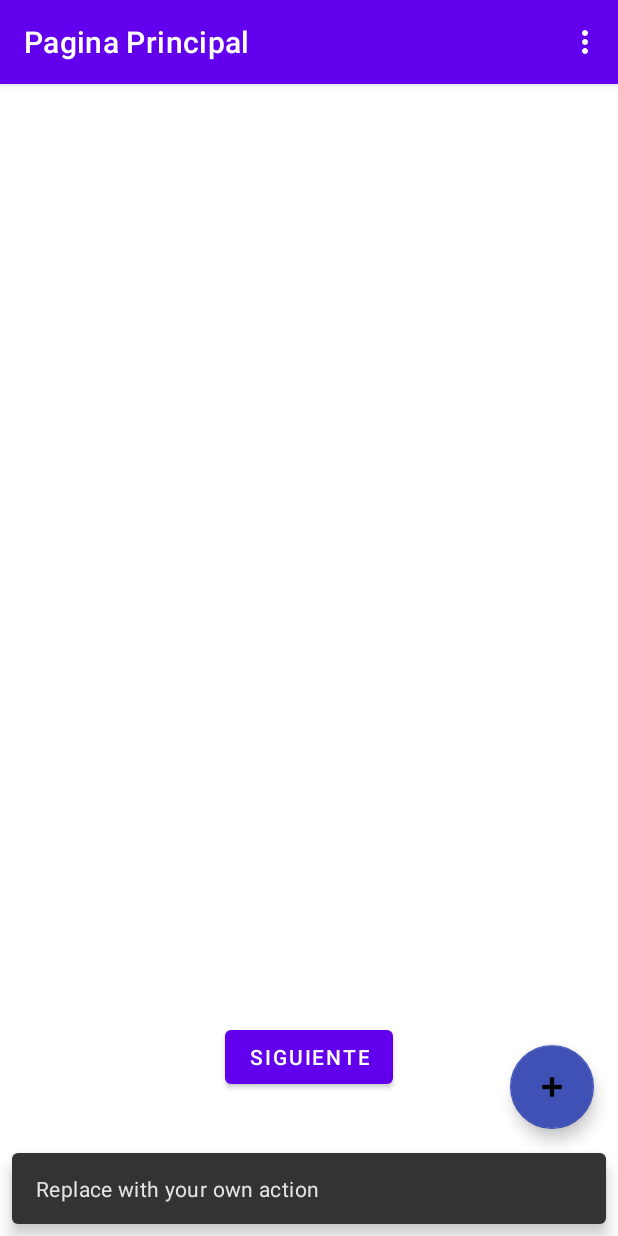
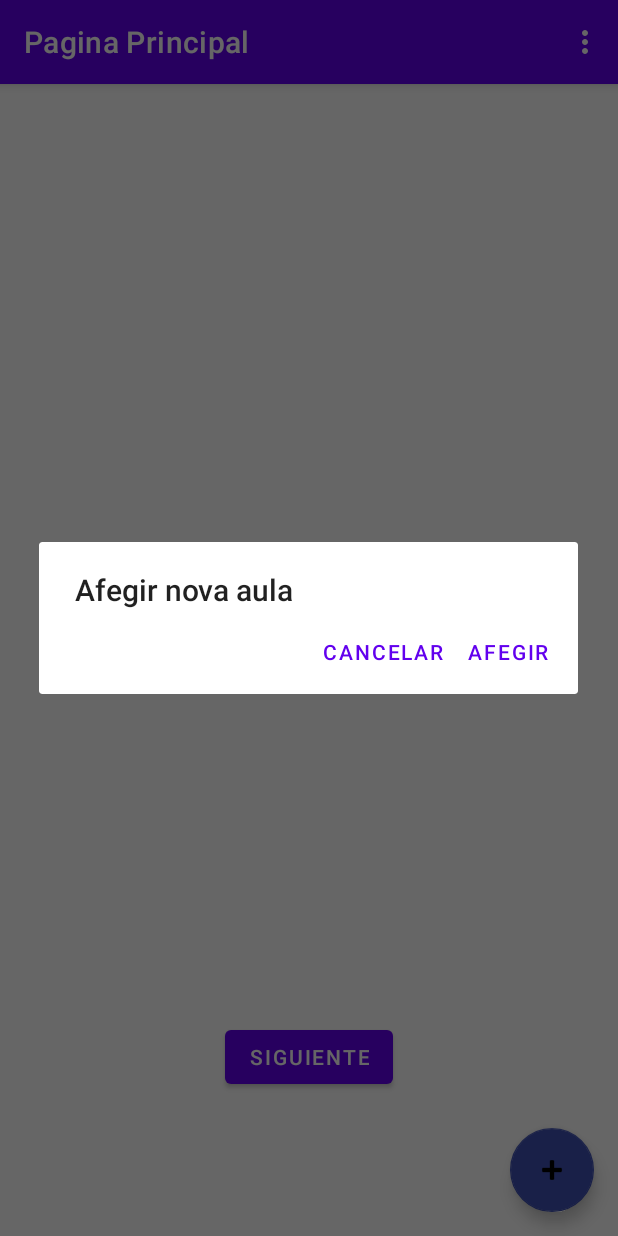
Before and after one commit to a22samgarhur/Projecto2Android, an Android app: the homeActivity screen opened directly, with no data from a screen before it, after a tap on an icon or button, on a phone screen of 412 x 824 dp. Run offline under Robolectric (Android 15) with nearby library versions, the light colour scheme and no system bars; our stand-ins replace navigation-ui; network calls fail; 1 statement that could not run was skipped.

Commit message:
Creado dialog basico para nueva aula

```diff
--- /dev/null
+++ b/app/src/main/java/com/example/projecto2matesandroid/DialogNuevaAula.java
@@ -0,0 +1,30 @@
+package com.example.projecto2matesandroid;
+
+import android.app.AlertDialog;
+import android.app.Dialog;
+import android.content.DialogInterface;
+import android.os.Bundle;
+
+import androidx.fragment.app.DialogFragment;
+
+public class DialogNuevaAula extends DialogFragment {
+
+    @Override
+    public Dialog onCreateDialog(Bundle savedInstanceState) {
+        // Use the Builder class for convenient dialog construction
+        AlertDialog.Builder builder = new AlertDialog.Builder(getActivity());
+        builder.setTitle(R.string.Nova_aula)
+                .setPositiveButton(R.string.Afegir, new DialogInterface.OnClickListener() {
+                    public void onClick(DialogInterface dialog, int id) {
+                        // START THE GAME!
+                    }
+                })
+                .setNegativeButton(R.string.Cancelar, new DialogInterface.OnClickListener() {
+                    public void onClick(DialogInterface dialog, int id) {
+                        // User cancelled the dialog
+                    }
+                });
+        // Create the AlertDialog object and return it
+        return builder.create();
+    }
+}
--- a/app/src/main/java/com/example/projecto2matesandroid/homeActivity.java
+++ b/app/src/main/java/com/example/projecto2matesandroid/homeActivity.java
@@ -105,37 +105,11 @@ public class homeActivity extends AppCompatActivity {
         });
 
 
-
-        /*RecyclerView recyclerView = findViewById(R.id.recyclerViewAulas);
-
-        List<ItemHome> items = new ArrayList<ItemHome>();
-        for (int i = 0; i < 30; i++) {
-            String name = "Samuel" + i;
-            String email = "Samuel" + i + "@gmail.com";
-            items.add(new ItemHome(name, email));
-        }
-
-        recyclerView.setLayoutManager(new LinearLayoutManager(this));
-        recyclerView.setAdapter(new MyAdapterHome(getApplicationContext(),items));*/
-
-
-        /*RecyclerView recyclerView = findViewById(R.id.recyclerViewAlumnos);
-        List<ItemAlumno> alumnes = new ArrayList<ItemAlumno>();
-        for (int i = 0; i < 30; i++) {
-            String nom = "Mario" + i;
-            String nivell = "Nivell " + i + "";
-            alumnes.add(new ItemAlumno(nom,nivell,R.drawable.shrek));
-        }
-
-
-
-        recyclerView.setLayoutManager(new LinearLayoutManager(this));
-        recyclerView.setAdapter(new MyAdapterAlumno(getApplicationContext(),alumnes));*/
         binding.fab.setOnClickListener(new View.OnClickListener() {
             @Override
             public void onClick(View view) {
-                Snackbar.make(view, "Replace with your own action", Snackbar.LENGTH_LONG)
-                        .setAction("Action", null).show();
+                DialogNuevaAula newFragment = new DialogNuevaAula();
+                newFragment.show(getSupportFragmentManager(), "botonEnviarFormulari");
             }
         });
     }
--- a/app/src/main/res/values/strings.xml
+++ b/app/src/main/res/values/strings.xml
@@ -6,6 +6,9 @@
     <string name="previous">Volver</string>
     <string name="Pagina_principal">Pagina Principal</string>
     <string name="Informacion_Aula">Informacio Aula</string>
+    <string name="Nova_aula">Afegir nova aula</string>
+    <string name="Afegir">Afegir</string>
+    <string name="Cancelar">Cancelar</string>
 
 
 </resources>
```
